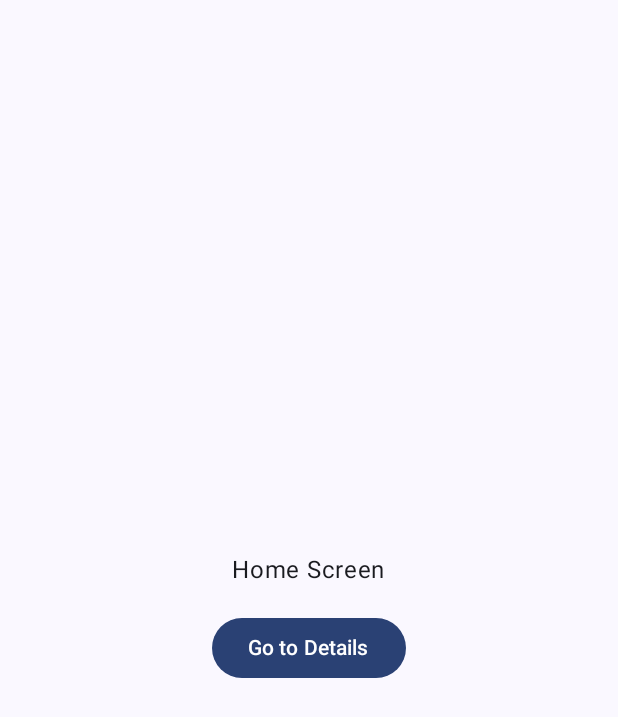
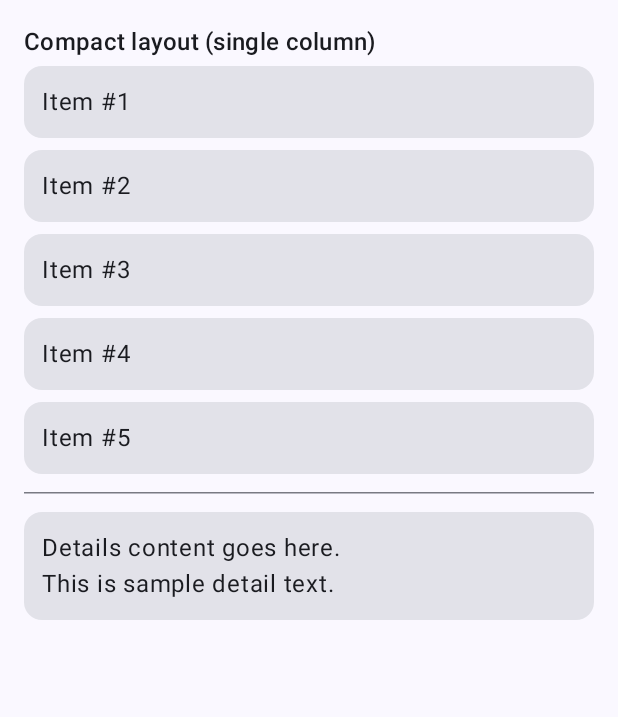
Before and after one commit to KoooV/Kotlin, an Android app built with Jetpack Compose: the screen it shows after launch (MainActivity), on a phone screen of 412 x 824 dp. Shown: the top 717 px of the screen. Run offline under Robolectric (Android 15) with nearby library versions, the phone set to English and light mode, and no system bars; our stand-ins replace window size class.

Commit message:
pr3.6 ready

```diff
--- a/app/build.gradle.kts
+++ b/app/build.gradle.kts
@@ -52,6 +52,8 @@ dependencies {
     implementation(libs.androidx.lifecycle.viewmodel.compose)
     // Navigation for Jetpack Compose
     implementation("androidx.navigation:navigation-compose:2.5.3")
+    // Window size class (Material3) for adaptive layouts
+    implementation("androidx.compose.material3:material3-window-size-class:1.1.0")
     testImplementation(libs.junit)
     androidTestImplementation(libs.androidx.junit)
     androidTestImplementation(libs.androidx.espresso.core)
--- a/app/src/main/java/com/example/module3_2/MainActivity.kt
+++ b/app/src/main/java/com/example/module3_2/MainActivity.kt
@@ -13,14 +13,10 @@ import androidx.compose.runtime.Composable
 import androidx.compose.ui.Modifier
 import androidx.compose.ui.tooling.preview.Preview
 import com.example.module3_2.ui.theme.Module3_2Theme
-
-import androidx.navigation.compose.rememberNavController
-import androidx.navigation.compose.NavHost
-import androidx.navigation.compose.composable
-import androidx.navigation.NavType
-import androidx.navigation.navArgument
-import com.example.module3_2.ui.HomeScreen
-import com.example.module3_2.ui.DetailsScreen
+import androidx.compose.material3.windowsizeclass.calculateWindowSizeClass
+import androidx.compose.material3.windowsizeclass.WindowSizeClass
+import androidx.compose.material3.windowsizeclass.ExperimentalMaterial3WindowSizeClassApi
+import com.example.module3_2.ui.AdaptiveLayout
 
 class MainActivity : ComponentActivity() {
 
@@ -28,6 +24,7 @@ class MainActivity : ComponentActivity() {
         private const val TAG = "MainActivity"
     }
 
+    @OptIn(ExperimentalMaterial3WindowSizeClassApi::class)
     override fun onCreate(savedInstanceState: Bundle?) {
         super.onCreate(savedInstanceState)
         Log.d(TAG, "onCreate")
@@ -35,24 +32,12 @@ class MainActivity : ComponentActivity() {
         setContent {
             Module3_2Theme {
                 Scaffold(modifier = Modifier.fillMaxSize()) { innerPadding ->
-                    val navController = rememberNavController()
+                    // Вычисляем класс размера окна
+                    val windowSizeClass: WindowSizeClass = calculateWindowSizeClass(this@MainActivity)
+                    val widthSizeClass = windowSizeClass.widthSizeClass
 
-                    NavHost(
-                        navController = navController,
-                        startDestination = "home",
-                        modifier = Modifier.padding(innerPadding)
-                    ) {
-                        composable("home") {
-                            HomeScreen(onNavigate = { navController.navigate("details/42") })
-                        }
-                        composable(
-                            route = "details/{id}",
-                            arguments = listOf(navArgument("id") { type = NavType.IntType })
-                        ) { backStackEntry ->
-                            val id = backStackEntry.arguments?.getInt("id") ?: 0
-                            DetailsScreen(navController = navController, id = id)
-                        }
-                    }
+                    // Используем AdaptiveLayout.
+                    AdaptiveLayout(windowWidthSizeClass = widthSizeClass, modifier = Modifier.padding(innerPadding))
                 }
             }
         }
--- /dev/null
+++ b/app/src/main/java/com/example/module3_2/ui/AdaptiveLayout.kt
@@ -0,0 +1,86 @@
+package com.example.module3_2.ui
+
+import androidx.compose.foundation.layout.Column
+import androidx.compose.foundation.layout.Row
+import androidx.compose.foundation.layout.fillMaxSize
+import androidx.compose.foundation.layout.fillMaxWidth
+import androidx.compose.foundation.layout.padding
+import androidx.compose.material3.Text
+import androidx.compose.runtime.Composable
+import androidx.compose.ui.Modifier
+import androidx.compose.material3.MaterialTheme
+import androidx.compose.foundation.layout.Box
+import androidx.compose.foundation.layout.Spacer
+import androidx.compose.foundation.layout.size
+import androidx.compose.foundation.layout.Arrangement
+import androidx.compose.material3.HorizontalDivider
+import androidx.compose.material3.Card
+import androidx.compose.ui.unit.dp
+
+import androidx.compose.material3.windowsizeclass.WindowWidthSizeClass
+
+@Composable
+fun AdaptiveLayout(
+    windowWidthSizeClass: WindowWidthSizeClass,
+    modifier: Modifier = Modifier
+) {
+    when (windowWidthSizeClass) {
+        WindowWidthSizeClass.Compact -> {
+            // Одна колонка: список над деталями
+            Column(modifier = modifier.fillMaxSize().padding(16.dp), verticalArrangement = Arrangement.Top) {
+                Text(text = "Compact layout (single column)", style = MaterialTheme.typography.titleMedium)
+                // Пример: список
+                SampleList()
+                HorizontalDivider(modifier = Modifier.padding(vertical = 8.dp))
+                // Пример: детали
+                SampleDetails()
+            }
+        }
+        WindowWidthSizeClass.Medium, WindowWidthSizeClass.Expanded -> {
+            // Две колонки: список слева, детали справа
+            Row(modifier = modifier.fillMaxSize().padding(16.dp)) {
+                Column(modifier = Modifier.fillMaxWidth(0.5f)) {
+                    Text(text = "Two-column layout", style = MaterialTheme.typography.titleMedium)
+                    SampleList()
+                }
+                Spacer(modifier = Modifier.size(16.dp))
+                Column(modifier = Modifier.fillMaxWidth(0.5f)) {
+                    SampleDetails()
+                }
+            }
+        }
+        else -> {
+            // По умолчанию комбинированная одна колонка
+            Column(modifier = modifier.fillMaxSize().padding(16.dp)) {
+                SampleList()
+                SampleDetails()
+            }
+        }
+    }
+}
+
+@Composable
+private fun SampleList() {
+    Column {
+        for (i in 1..5) {
+            Card(modifier = Modifier
+                .fillMaxWidth()
+                .padding(vertical = 4.dp)) {
+                Box(modifier = Modifier.padding(12.dp)) {
+                    Text(text = "Item #$i")
+                }
+            }
+        }
+    }
+}
+
+@Composable
+private fun SampleDetails() {
+    Card(modifier = Modifier
+        .fillMaxWidth()
+        .padding(vertical = 4.dp)) {
+        Box(modifier = Modifier.padding(12.dp)) {
+            Text(text = "Details content goes here.\nThis is sample detail text.")
+        }
+    }
+}
```
